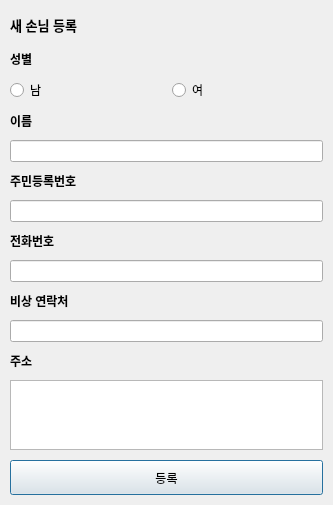
Qt form ui/add_user_dialog_ui.ui (seongjinkime/crews) before a commit.
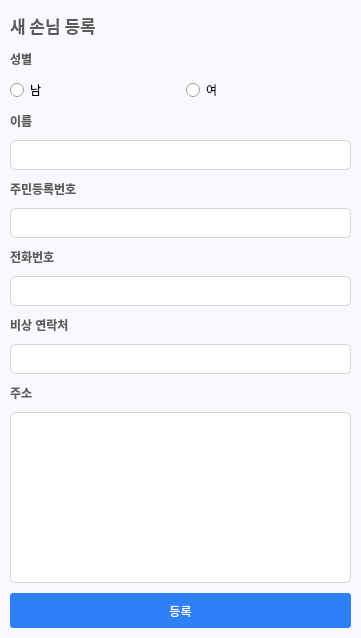
The same form after that commit.

Patch:
```diff
--- a/ui/add_user_dialog_ui.ui
+++ b/ui/add_user_dialog_ui.ui
@@ -6,13 +6,18 @@
    <rect>
     <x>0</x>
     <y>0</y>
-    <width>333</width>
-    <height>498</height>
+    <width>361</width>
+    <height>638</height>
    </rect>
   </property>
   <property name="windowTitle">
    <string>새 손님 등록</string>
   </property>
+  <property name="styleSheet">
+   <string notr="true">QDialog{
+	background: rgb(248, 249, 253);
+}</string>
+  </property>
   <layout class="QVBoxLayout" name="verticalLayout_2">
    <property name="spacing">
     <number>10</number>
@@ -47,11 +52,17 @@
        </property>
        <property name="font">
         <font>
-         <pointsize>10</pointsize>
+         <family>맑은 고딕</family>
+         <pointsize>13</pointsize>
          <weight>75</weight>
          <bold>true</bold>
         </font>
        </property>
+       <property name="styleSheet">
+        <string notr="true">QLabel{
+	color : rgb(90, 90, 90);
+}</string>
+       </property>
        <property name="text">
         <string>새 손님 등록</string>
        </property>
@@ -66,6 +77,11 @@
          <bold>true</bold>
         </font>
        </property>
+       <property name="styleSheet">
+        <string notr="true">QLabel{
+	color : rgb(90, 90, 90);
+}</string>
+       </property>
        <property name="text">
         <string>성별</string>
        </property>
@@ -98,13 +114,40 @@
          <bold>true</bold>
         </font>
        </property>
+       <property name="styleSheet">
+        <string notr="true">QLabel{
+	color : rgb(90, 90, 90);
+}</string>
+       </property>
        <property name="text">
         <string>이름</string>
        </property>
       </widget>
      </item>
      <item>
-      <widget class="QLineEdit" name="name_line_edit"/>
+      <widget class="QLineEdit" name="name_line_edit">
+       <property name="minimumSize">
+        <size>
+         <width>0</width>
+         <height>30</height>
+        </size>
+       </property>
+       <property name="maximumSize">
+        <size>
+         <width>16777215</width>
+         <height>30</height>
+        </size>
+       </property>
+       <property name="styleSheet">
+        <string notr="true">QLineEdit{
+	background: white;
+	border-style:solid;
+	border-width:0.5px;
+	border-radius : 5px;
+	border-color: rgb(213, 213, 213);
+}</string>
+       </property>
+      </widget>
      </item>
      <item>
       <widget class="QLabel" name="registration_title_label">
@@ -114,13 +157,40 @@
          <bold>true</bold>
         </font>
        </property>
+       <property name="styleSheet">
+        <string notr="true">QLabel{
+	color : rgb(90, 90, 90);
+}</string>
+       </property>
        <property name="text">
         <string>주민등록번호</string>
        </property>
       </widget>
      </item>
      <item>
-      <widget class="QLineEdit" name="registration_line_edit"/>
+      <widget class="QLineEdit" name="registration_line_edit">
+       <property name="minimumSize">
+        <size>
+         <width>0</width>
+         <height>30</height>
+        </size>
+       </property>
+       <property name="maximumSize">
+        <size>
+         <width>16777215</width>
+         <height>30</height>
+        </size>
+       </property>
+       <property name="styleSheet">
+        <string notr="true">QLineEdit{
+	background: white;
+	border-style:solid;
+	border-width:0.5px;
+	border-radius : 5px;
+	border-color: rgb(213, 213, 213);
+}</string>
+       </property>
+      </widget>
      </item>
      <item>
       <widget class="QLabel" name="phone_title_label">
@@ -131,13 +201,40 @@
          <bold>true</bold>
         </font>
        </property>
+       <property name="styleSheet">
+        <string notr="true">QLabel{
+	color : rgb(90, 90, 90);
+}</string>
+       </property>
        <property name="text">
         <string>전화번호</string>
        </property>
       </widget>
      </item>
      <item>
-      <widget class="QLineEdit" name="phone_line_edit"/>
+      <widget class="QLineEdit" name="phone_line_edit">
+       <property name="minimumSize">
+        <size>
+         <width>0</width>
+         <height>30</height>
+        </size>
+       </property>
+       <property name="maximumSize">
+        <size>
+         <width>16777215</width>
+         <height>30</height>
+        </size>
+       </property>
+       <property name="styleSheet">
+        <string notr="true">QLineEdit{
+	background: white;
+	border-style:solid;
+	border-width:0.5px;
+	border-radius : 5px;
+	border-color: rgb(213, 213, 213);
+}</string>
+       </property>
+      </widget>
      </item>
      <item>
       <widget class="QLabel" name="emergency_title_label">
@@ -148,6 +245,11 @@
          <bold>true</bold>
         </font>
        </property>
+       <property name="styleSheet">
+        <string notr="true">QLabel{
+	color : rgb(90, 90, 90);
+}</string>
+       </property>
        <property name="text">
         <string>비상 연락처</string>
        </property>
@@ -155,6 +257,27 @@
      </item>
      <item>
       <widget class="QLineEdit" name="emergency_line_edit">
+       <property name="minimumSize">
+        <size>
+         <width>0</width>
+         <height>30</height>
+        </size>
+       </property>
+       <property name="maximumSize">
+        <size>
+         <width>16777215</width>
+         <height>30</height>
+        </size>
+       </property>
+       <property name="styleSheet">
+        <string notr="true">QLineEdit{
+	background: white;
+	border-style:solid;
+	border-width:0.5px;
+	border-radius : 5px;
+	border-color: rgb(213, 213, 213);
+}</string>
+       </property>
        <property name="inputMask">
         <string/>
        </property>
@@ -169,13 +292,28 @@
          <bold>true</bold>
         </font>
        </property>
+       <property name="styleSheet">
+        <string notr="true">QLabel{
+	color : rgb(90, 90, 90);
+}</string>
+       </property>
        <property name="text">
         <string>주소</string>
        </property>
       </widget>
      </item>
      <item>
-      <widget class="QTextEdit" name="address_text_edit"/>
+      <widget class="QTextEdit" name="address_text_edit">
+       <property name="styleSheet">
+        <string notr="true">QTextEdit{
+	background: white;
+	border-style:solid;
+	border-width:0.5px;
+	border-radius : 5px;
+	border-color: rgb(213, 213, 213);
+}</string>
+       </property>
+      </widget>
      </item>
     </layout>
    </item>
@@ -193,6 +331,22 @@
        <height>35</height>
       </size>
      </property>
+     <property name="styleSheet">
+      <string notr="true">QPushButton{
+	background-color:rgba(47,127,247);
+	
+	border-radius:3px;
+	color:white;
+}
+QPushButton:hover {
+    background-color: rgb(31, 84, 165);
+}
+
+QPushButton:pressed {
+    background-color: rgb(24, 66, 129);
+}
+</string>
+     </property>
      <property name="text">
       <string>등록</string>
      </property>
```
